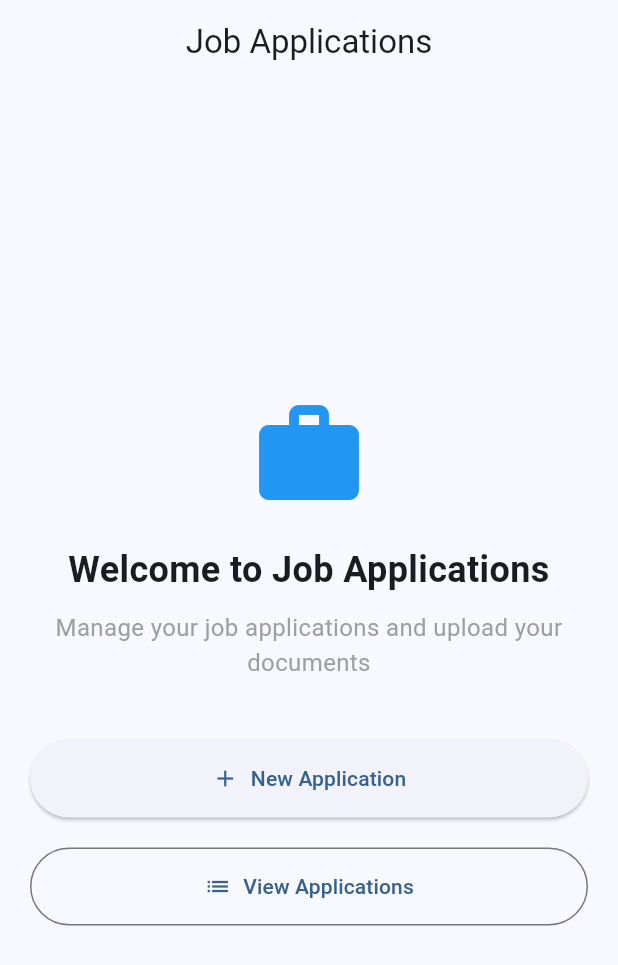
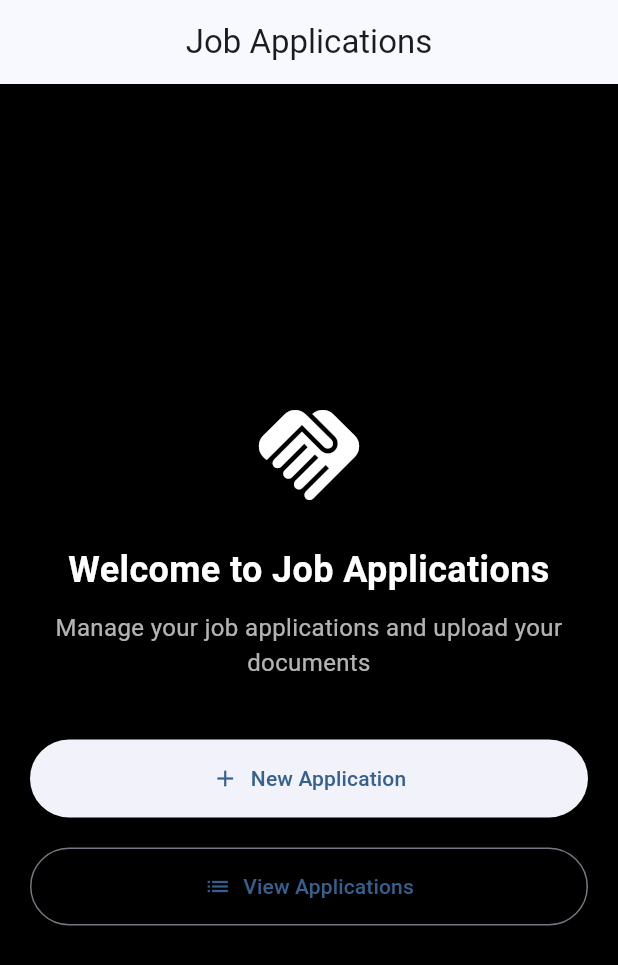
Before and after one commit to could-ai/019a4d1f-0839-78c0-83b2-17a4139abdc3, a Flutter app: the screen it shows after launch, on a phone screen of 412 x 824 dp. Shown: the top 965 px of the screen. Run offline on Flutter 3.47's test engine with Material 3 defaults, Android fonts, the phone set to English and light mode, and no system bars; our stand-ins replace file_picker, open_file.

Commit message:
Updated the theme in main.dart to set scaffoldBackgroundColor to black, ensuring a black background across the entire app while keeping the blue color scheme for other UI elements. This provides a dark, professional base that will make the handshake logo stand out.; Replaced the work icon with a handshake icon on the home screen to represent the job application theme, and changed the icon and text colors to white (and white70 for the subtitle) to ensure visibility and readability against the new black background. This creates a cohesive dark theme with the handshake logo as the central visual element.

```diff
--- a/usr/lib/main.dart
+++ b/usr/lib/main.dart
@@ -20,6 +20,7 @@ class JobApplicationApp extends StatelessWidget {
       theme: ThemeData(
         colorScheme: ColorScheme.fromSeed(seedColor: Colors.blue),
         useMaterial3: true,
+        scaffoldBackgroundColor: Colors.black, // Set app-wide background to black
       ),
       initialRoute: '/',
       routes: {
--- a/usr/lib/screens/home_screen.dart
+++ b/usr/lib/screens/home_screen.dart
@@ -18,9 +18,9 @@ class HomeScreen extends StatelessWidget {
           crossAxisAlignment: CrossAxisAlignment.stretch,
           children: [
             const Icon(
-              Icons.work,
+              Icons.handshake, // Changed from Icons.work to Icons.handshake for a handshake logo
               size: 80,
-              color: Colors.blue,
+              color: Colors.white, // Changed color to white for visibility on black background
             ),
             const SizedBox(height: 20),
             const Text(
@@ -28,6 +28,7 @@ class HomeScreen extends StatelessWidget {
               style: TextStyle(
                 fontSize: 24,
                 fontWeight: FontWeight.bold,
+                color: Colors.white, // Added white color for text visibility on black background
               ),
               textAlign: TextAlign.center,
             ),
@@ -36,7 +37,7 @@ class HomeScreen extends StatelessWidget {
               'Manage your job applications and upload your documents',
               style: TextStyle(
                 fontSize: 16,
-                color: Colors.grey,
+                color: Colors.white70, // Slightly transparent white for subtitle on black background
               ),
               textAlign: TextAlign.center,
             ),
```
